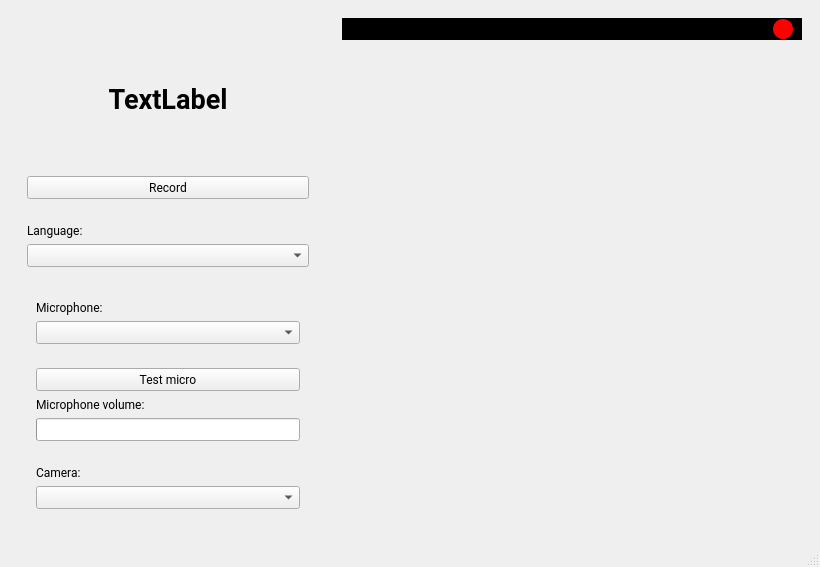
This is acquisition_project/acquisition/ui/main_pyside.ui in Yoan-Lespessailles/acquisition_donnees as Qt 5 draws it before an edit. The edited form follows.
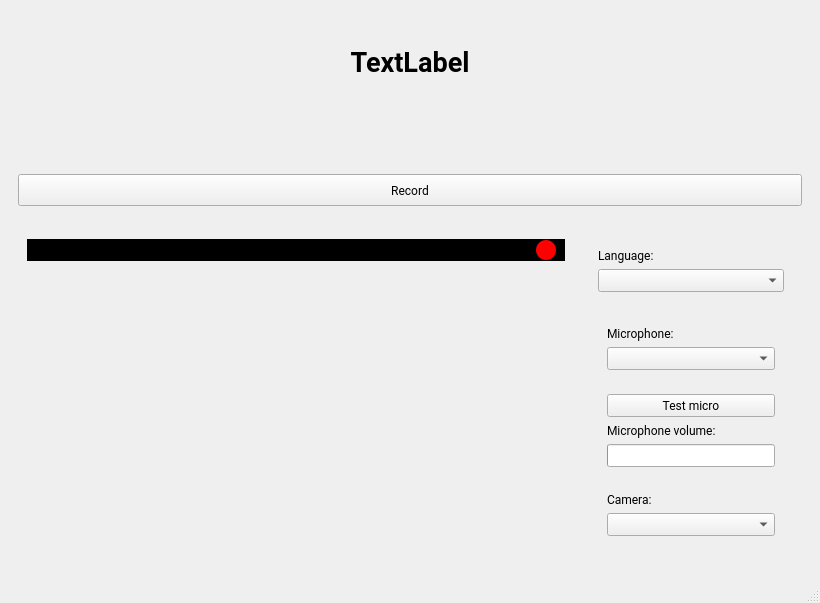
This is the edited form.

Commit message: Maj interface + ajout icones

What changed in the file:
```diff
--- a/acquisition_project/acquisition/ui/main_pyside.ui
+++ b/acquisition_project/acquisition/ui/main_pyside.ui
@@ -7,7 +7,7 @@
     <x>0</x>
     <y>0</y>
     <width>820</width>
-    <height>567</height>
+    <height>603</height>
    </rect>
   </property>
   <property name="windowTitle">
@@ -17,18 +17,15 @@
    <string notr="true"/>
   </property>
   <widget class="QWidget" name="centralwidget">
-   <layout class="QHBoxLayout" name="horizontalLayout_2" stretch="2,3">
-    <item>
-     <widget class="QWidget" name="area_menu" native="true">
-      <property name="sizePolicy">
-       <sizepolicy hsizetype="Ignored" vsizetype="Preferred">
-        <horstretch>0</horstretch>
-        <verstretch>0</verstretch>
-       </sizepolicy>
-      </property>
-      <layout class="QVBoxLayout" name="verticalLayout">
+   <layout class="QVBoxLayout" name="verticalLayout_9" stretch="3,1,7">
        <item>
         <widget class="QWidget" name="area_sentence" native="true">
+      <property name="sizePolicy">
+       <sizepolicy hsizetype="Expanding" vsizetype="Expanding">
+        <horstretch>0</horstretch>
+        <verstretch>0</verstretch>
+       </sizepolicy>
+      </property>
          <property name="font">
           <font>
            <family>Ubuntu</family>
@@ -36,19 +33,23 @@
          </property>
          <layout class="QVBoxLayout" name="verticalLayout_4">
           <item>
-           <widget class="QLabel" name="label_cpt_sentence">
-            <property name="font">
-             <font>
-              <family>Roboto</family>
-             </font>
+        <widget class="QWidget" name="area_label_sentence" native="true">
+         <layout class="QHBoxLayout" name="horizontalLayout_5" stretch="1,10,1">
+          <item>
+           <spacer name="horizontalSpacer_5">
+            <property name="orientation">
+             <enum>Qt::Orientation::Horizontal</enum>
             </property>
-            <property name="text">
-             <string/>
+            <property name="sizeType">
+             <enum>QSizePolicy::Policy::Preferred</enum>
             </property>
-            <property name="alignment">
-             <set>Qt::AlignmentFlag::AlignRight|Qt::AlignmentFlag::AlignTrailing|Qt::AlignmentFlag::AlignVCenter</set>
+            <property name="sizeHint" stdset="0">
+             <size>
+              <width>248</width>
+              <height>20</height>
+             </size>
             </property>
-           </widget>
+           </spacer>
           </item>
           <item>
            <widget class="QLabel" name="label_sentence">
@@ -58,6 +59,18 @@
               <verstretch>0</verstretch>
              </sizepolicy>
             </property>
+            <property name="minimumSize">
+             <size>
+              <width>500</width>
+              <height>0</height>
+             </size>
+            </property>
+            <property name="maximumSize">
+             <size>
+              <width>1500</width>
+              <height>16777215</height>
+             </size>
+            </property>
             <property name="font">
              <font>
               <family>Roboto</family>
@@ -76,11 +89,98 @@
             </property>
            </widget>
           </item>
+          <item>
+           <spacer name="horizontalSpacer_4">
+            <property name="orientation">
+             <enum>Qt::Orientation::Horizontal</enum>
+            </property>
+            <property name="sizeType">
+             <enum>QSizePolicy::Policy::Preferred</enum>
+            </property>
+            <property name="sizeHint" stdset="0">
+             <size>
+              <width>248</width>
+              <height>20</height>
+             </size>
+            </property>
+           </spacer>
+          </item>
+         </layout>
+        </widget>
+       </item>
+       <item>
+        <widget class="QWidget" name="area_cpt_sentence" native="true">
+         <layout class="QHBoxLayout" name="horizontalLayout_3">
+          <item>
+           <spacer name="horizontalSpacer_3">
+            <property name="orientation">
+             <enum>Qt::Orientation::Horizontal</enum>
+            </property>
+            <property name="sizeHint" stdset="0">
+             <size>
+              <width>349</width>
+              <height>20</height>
+             </size>
+            </property>
+           </spacer>
+          </item>
+          <item>
+           <widget class="QLabel" name="label_cpt_sentence">
+            <property name="minimumSize">
+             <size>
+              <width>50</width>
+              <height>20</height>
+             </size>
+            </property>
+            <property name="maximumSize">
+             <size>
+              <width>500</width>
+              <height>500</height>
+             </size>
+            </property>
+            <property name="font">
+             <font>
+              <family>Roboto</family>
+             </font>
+            </property>
+            <property name="text">
+             <string/>
+            </property>
+            <property name="alignment">
+             <set>Qt::AlignmentFlag::AlignCenter</set>
+            </property>
+            <property name="wordWrap">
+             <bool>false</bool>
+            </property>
+           </widget>
+          </item>
+          <item>
+           <spacer name="horizontalSpacer_2">
+            <property name="orientation">
+             <enum>Qt::Orientation::Horizontal</enum>
+            </property>
+            <property name="sizeHint" stdset="0">
+             <size>
+              <width>349</width>
+              <height>20</height>
+             </size>
+            </property>
+           </spacer>
+          </item>
+         </layout>
+        </widget>
+       </item>
          </layout>
         </widget>
        </item>
        <item>
         <widget class="QWidget" name="area_button" native="true">
+      <property name="maximumSize">
+       <size>
+        <width>16777215</width>
+        <height>16777215</height>
+       </size>
+      </property>
          <layout class="QHBoxLayout" name="horizontalLayout">
           <item>
            <widget class="QPushButton" name="button_record">
@@ -93,6 +193,12 @@
               <verstretch>0</verstretch>
              </sizepolicy>
             </property>
+         <property name="maximumSize">
+          <size>
+           <width>16777215</width>
+           <height>16777215</height>
+          </size>
+         </property>
             <property name="font">
              <font>
               <family>Roboto</family>
@@ -113,6 +219,127 @@
         </widget>
        </item>
        <item>
+     <widget class="QWidget" name="area_menu" native="true">
+      <layout class="QHBoxLayout" name="horizontalLayout_2" stretch="5,2">
+       <item>
+        <widget class="QWidget" name="area_video" native="true">
+         <property name="sizePolicy">
+          <sizepolicy hsizetype="Ignored" vsizetype="Expanding">
+           <horstretch>0</horstretch>
+           <verstretch>0</verstretch>
+          </sizepolicy>
+         </property>
+         <layout class="QVBoxLayout" name="verticalLayout_3" stretch="0,0">
+          <property name="spacing">
+           <number>0</number>
+          </property>
+          <item>
+           <widget class="QWidget" name="area_record" native="true">
+            <property name="sizePolicy">
+             <sizepolicy hsizetype="Preferred" vsizetype="Preferred">
+              <horstretch>0</horstretch>
+              <verstretch>0</verstretch>
+             </sizepolicy>
+            </property>
+            <property name="styleSheet">
+             <string notr="true">background-color: black;</string>
+            </property>
+            <layout class="QHBoxLayout" name="horizontalLayout_4" stretch="0,0,0">
+             <property name="spacing">
+              <number>6</number>
+             </property>
+             <property name="leftMargin">
+              <number>9</number>
+             </property>
+             <property name="topMargin">
+              <number>0</number>
+             </property>
+             <property name="rightMargin">
+              <number>9</number>
+             </property>
+             <property name="bottomMargin">
+              <number>0</number>
+             </property>
+             <item>
+              <widget class="QLabel" name="label_record_timer">
+               <property name="font">
+                <font>
+                 <family>Roboto</family>
+                 <bold>true</bold>
+                </font>
+               </property>
+               <property name="styleSheet">
+                <string notr="true">color: white;
+border-radius: 6px;
+padding: 4px 8px;</string>
+               </property>
+               <property name="text">
+                <string/>
+               </property>
+              </widget>
+             </item>
+             <item>
+              <spacer name="horizontalSpacer">
+               <property name="orientation">
+                <enum>Qt::Orientation::Horizontal</enum>
+               </property>
+               <property name="sizeHint" stdset="0">
+                <size>
+                 <width>411</width>
+                 <height>20</height>
+                </size>
+               </property>
+              </spacer>
+             </item>
+             <item>
+              <widget class="QLabel" name="label_record_dot">
+               <property name="minimumSize">
+                <size>
+                 <width>20</width>
+                 <height>20</height>
+                </size>
+               </property>
+               <property name="maximumSize">
+                <size>
+                 <width>20</width>
+                 <height>20</height>
+                </size>
+               </property>
+               <property name="styleSheet">
+                <string notr="true">background-color: red;
+border-radius: 10px;</string>
+               </property>
+               <property name="text">
+                <string/>
+               </property>
+              </widget>
+             </item>
+            </layout>
+           </widget>
+          </item>
+          <item>
+           <widget class="QWidget" name="area_preview" native="true">
+            <property name="sizePolicy">
+             <sizepolicy hsizetype="Expanding" vsizetype="Expanding">
+              <horstretch>0</horstretch>
+              <verstretch>0</verstretch>
+             </sizepolicy>
+            </property>
+           </widget>
+          </item>
+         </layout>
+        </widget>
+       </item>
+       <item>
+        <widget class="QWidget" name="area_select" native="true">
+         <property name="sizePolicy">
+          <sizepolicy hsizetype="Ignored" vsizetype="Preferred">
+           <horstretch>0</horstretch>
+           <verstretch>0</verstretch>
+          </sizepolicy>
+         </property>
+         <layout class="QVBoxLayout" name="verticalLayout" stretch="0,0">
+          <item>
         <widget class="QWidget" name="area_language" native="true">
          <layout class="QVBoxLayout" name="verticalLayout_8" stretch="0,0">
           <item>
@@ -153,6 +380,12 @@
        </item>
        <item>
         <widget class="QWidget" name="area_device" native="true">
+            <property name="sizePolicy">
+             <sizepolicy hsizetype="Preferred" vsizetype="Expanding">
+              <horstretch>0</horstretch>
+              <verstretch>0</verstretch>
+             </sizepolicy>
+            </property>
          <layout class="QVBoxLayout" name="verticalLayout_7">
           <item>
            <widget class="QWidget" name="area_micro_selection" native="true">
@@ -302,112 +535,6 @@
         </widget>
        </item>
       </layout>
-     </widget>
-    </item>
-    <item>
-     <widget class="QWidget" name="area_video" native="true">
-      <property name="sizePolicy">
-       <sizepolicy hsizetype="Ignored" vsizetype="Expanding">
-        <horstretch>0</horstretch>
-        <verstretch>0</verstretch>
-       </sizepolicy>
-      </property>
-      <layout class="QVBoxLayout" name="verticalLayout_3" stretch="0,0">
-       <property name="spacing">
-        <number>0</number>
-       </property>
-       <item>
-        <widget class="QWidget" name="area_record" native="true">
-         <property name="sizePolicy">
-          <sizepolicy hsizetype="Preferred" vsizetype="Preferred">
-           <horstretch>0</horstretch>
-           <verstretch>0</verstretch>
-          </sizepolicy>
-         </property>
-         <property name="styleSheet">
-          <string notr="true">background-color: black;</string>
-         </property>
-         <layout class="QHBoxLayout" name="horizontalLayout_4" stretch="0,0,0">
-          <property name="spacing">
-           <number>6</number>
-          </property>
-          <property name="leftMargin">
-           <number>9</number>
-          </property>
-          <property name="topMargin">
-           <number>0</number>
-          </property>
-          <property name="rightMargin">
-           <number>9</number>
-          </property>
-          <property name="bottomMargin">
-           <number>0</number>
-          </property>
-          <item>
-           <widget class="QLabel" name="label_record_timer">
-            <property name="font">
-             <font>
-              <family>Roboto</family>
-              <bold>true</bold>
-             </font>
-            </property>
-            <property name="styleSheet">
-             <string notr="true">color: white;
-border-radius: 6px;
-padding: 4px 8px;</string>
-            </property>
-            <property name="text">
-             <string/>
-            </property>
-           </widget>
-          </item>
-          <item>
-           <spacer name="horizontalSpacer">
-            <property name="orientation">
-             <enum>Qt::Orientation::Horizontal</enum>
-            </property>
-            <property name="sizeHint" stdset="0">
-             <size>
-              <width>411</width>
-              <height>20</height>
-             </size>
-            </property>
-           </spacer>
-          </item>
-          <item>
-           <widget class="QLabel" name="label_record_dot">
-            <property name="minimumSize">
-             <size>
-              <width>20</width>
-              <height>20</height>
-             </size>
-            </property>
-            <property name="maximumSize">
-             <size>
-              <width>20</width>
-              <height>20</height>
-             </size>
-            </property>
-            <property name="styleSheet">
-             <string notr="true">background-color: red;
-border-radius: 10px;</string>
-            </property>
-            <property name="text">
-             <string/>
-            </property>
-           </widget>
-          </item>
-         </layout>
-        </widget>
-       </item>
-       <item>
-        <widget class="QWidget" name="area_preview" native="true">
-         <property name="sizePolicy">
-          <sizepolicy hsizetype="Expanding" vsizetype="Expanding">
-           <horstretch>0</horstretch>
-           <verstretch>0</verstretch>
-          </sizepolicy>
-         </property>
         </widget>
        </item>
       </layout>
```
Lines whose indentation alone changed are shown as unchanged. The commit also changes 6 other files.
